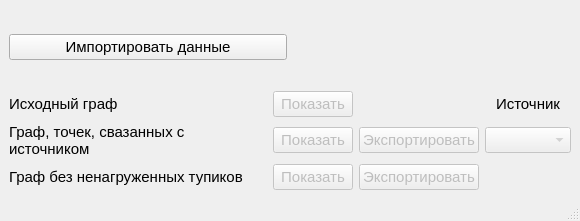
This is mainwindow.ui in hosglial/courseProgMethods as Qt 5 draws it before an edit. The edited form follows.
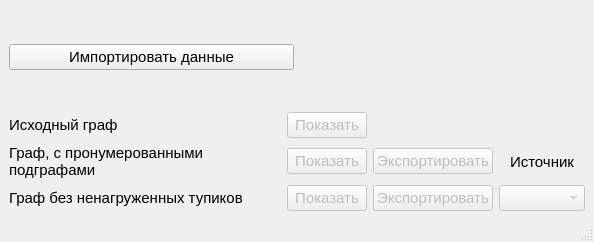
This is the edited form.

The edit to the form file:
```diff
--- a/mainwindow.ui
+++ b/mainwindow.ui
@@ -6,8 +6,8 @@
    <rect>
     <x>0</x>
     <y>0</y>
-    <width>580</width>
-    <height>221</height>
+    <width>594</width>
+    <height>242</height>
    </rect>
   </property>
   <property name="windowTitle">
@@ -72,24 +72,6 @@
         </property>
        </widget>
       </item>
-      <item row="0" column="3">
-       <widget class="QLabel" name="label_4">
-        <property name="font">
-         <font>
-          <pointsize>11</pointsize>
-         </font>
-        </property>
-        <property name="layoutDirection">
-         <enum>Qt::LeftToRight</enum>
-        </property>
-        <property name="text">
-         <string>Источник</string>
-        </property>
-        <property name="alignment">
-         <set>Qt::AlignCenter</set>
-        </property>
-       </widget>
-      </item>
       <item row="1" column="0">
        <widget class="QLabel" name="label_2">
         <property name="font">
@@ -98,7 +80,7 @@
          </font>
         </property>
         <property name="text">
-         <string>Граф, точек, свазанных с источником</string>
+         <string>Граф, с пронумерованными подграфами</string>
         </property>
         <property name="wordWrap">
          <bool>true</bool>
@@ -135,18 +117,6 @@
         </property>
        </widget>
       </item>
-      <item row="1" column="3">
-       <widget class="QComboBox" name="source_box">
-        <property name="enabled">
-         <bool>false</bool>
-        </property>
-        <property name="font">
-         <font>
-          <pointsize>11</pointsize>
-         </font>
-        </property>
-       </widget>
-      </item>
       <item row="2" column="0">
        <widget class="QLabel" name="label_3">
         <property name="font">
@@ -192,6 +162,36 @@
         </property>
        </widget>
       </item>
+      <item row="2" column="3">
+       <widget class="QComboBox" name="source_box">
+        <property name="enabled">
+         <bool>false</bool>
+        </property>
+        <property name="font">
+         <font>
+          <pointsize>11</pointsize>
+         </font>
+        </property>
+       </widget>
+      </item>
+      <item row="1" column="3">
+       <widget class="QLabel" name="label_4">
+        <property name="font">
+         <font>
+          <pointsize>11</pointsize>
+         </font>
+        </property>
+        <property name="layoutDirection">
+         <enum>Qt::LeftToRight</enum>
+        </property>
+        <property name="text">
+         <string>Источник</string>
+        </property>
+        <property name="alignment">
+         <set>Qt::AlignCenter</set>
+        </property>
+       </widget>
+      </item>
      </layout>
     </item>
    </layout>
```
Left out of the diff: 4 changed lines with no effect on the pictures.
